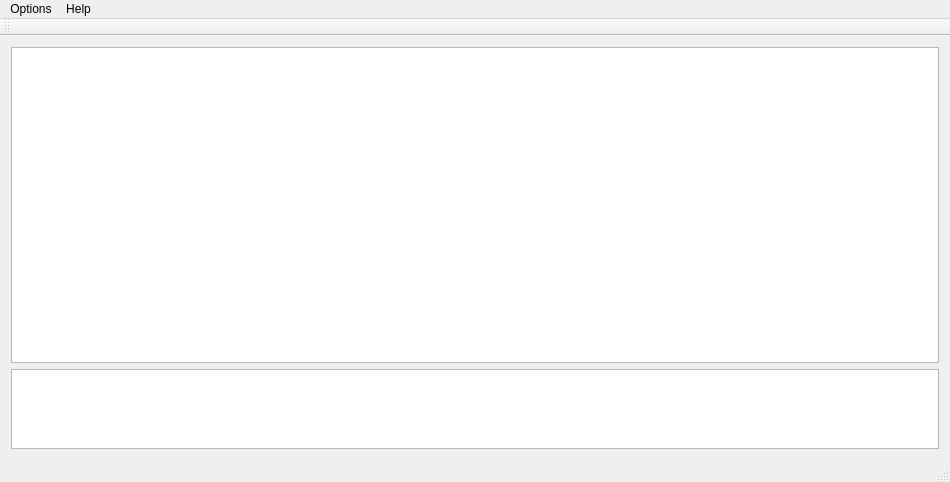
Qt form src/smbcast.ui (Fran89/SMBCast) before a commit.
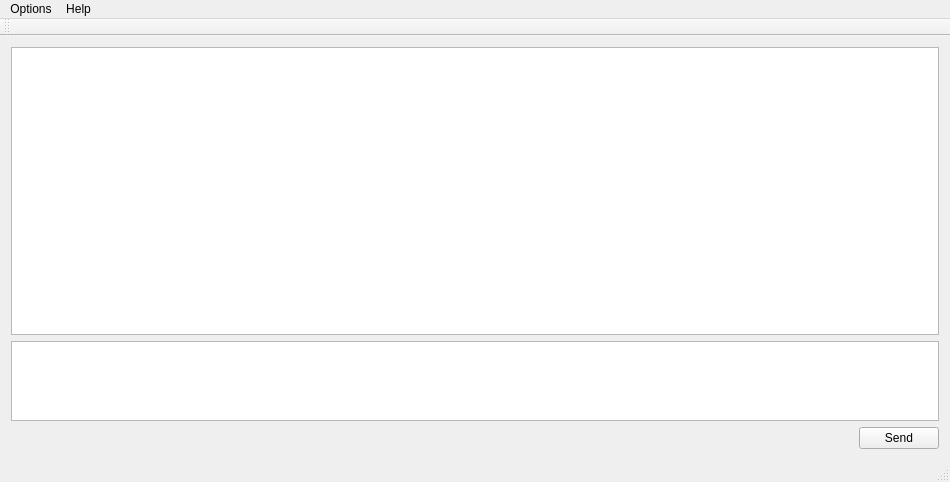
The same form after that commit.

Diff of the .ui file:
```diff
--- a/src/smbcast.ui
+++ b/src/smbcast.ui
@@ -44,6 +44,30 @@
       </property>
      </widget>
     </item>
+    <item>
+     <layout class="QHBoxLayout" name="horizontalLayout">
+      <item>
+       <spacer name="horizontalSpacer">
+        <property name="orientation">
+         <enum>Qt::Horizontal</enum>
+        </property>
+        <property name="sizeHint" stdset="0">
+         <size>
+          <width>40</width>
+          <height>20</height>
+         </size>
+        </property>
+       </spacer>
+      </item>
+      <item>
+       <widget class="QPushButton" name="SendEmail">
+        <property name="text">
+         <string>Send</string>
+        </property>
+       </widget>
+      </item>
+     </layout>
+    </item>
    </layout>
   </widget>
   <widget class="QMenuBar" name="menuBar">
```
